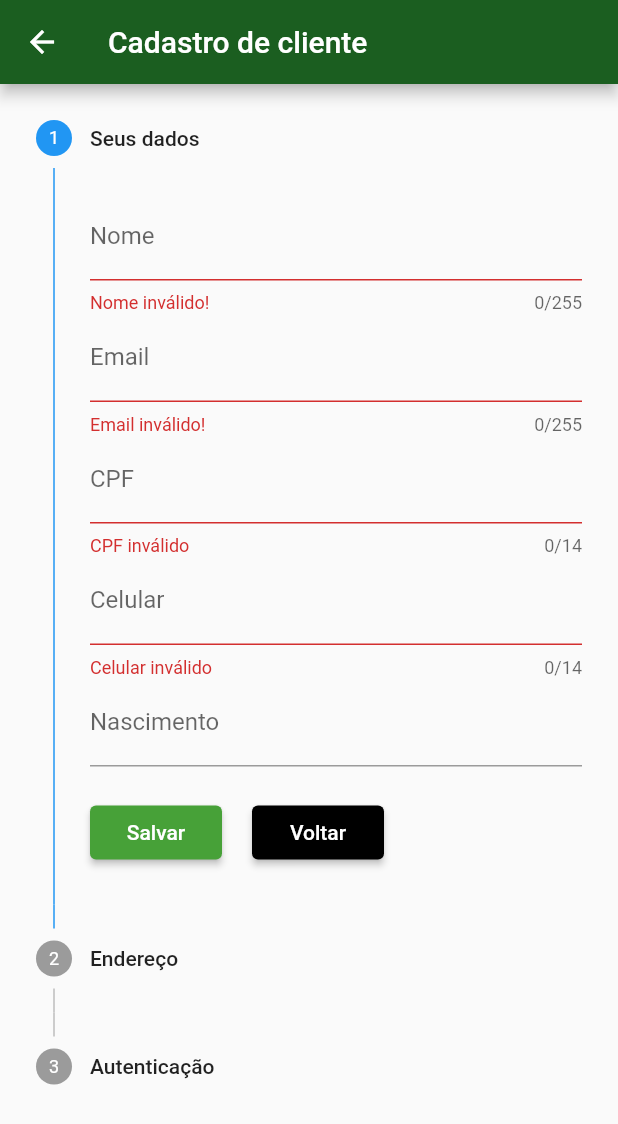
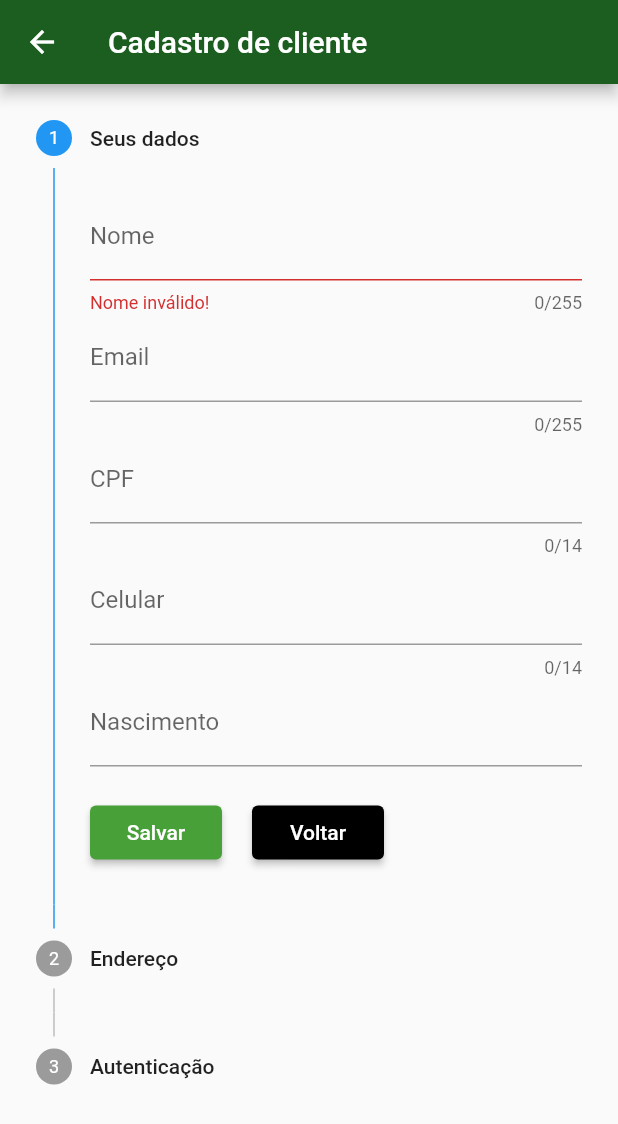
Before and after one commit to alura-cursos/alura_flutterforms, a Flutter app: the Registrar screen opened directly, after a tap on "Salvar", on a phone screen of 412 x 824 dp. Shown: the top 1124 px of the screen. Run offline on Flutter 3.47's test engine with Material 2 defaults, Android fonts, the phone set to English and light mode, and no system bars; drawn by our look-alikes of date_time_picker; our stand-ins replace brasil_fields; missing offline and left inert: flux_validator_dart.

Commit message:
Vídeo 7.2

```diff
--- a/lib/screens/autenticacao/registrar.dart
+++ b/lib/screens/autenticacao/registrar.dart
@@ -5,6 +5,7 @@ import 'package:date_time_picker/date_time_picker.dart';
 import 'package:flutter/material.dart';
 import 'package:flutter/services.dart';
 import 'package:provider/provider.dart';
+import 'package:flux_validator_dart/flux_validator_dart.dart';
 
 class Registrar extends StatelessWidget {
 
@@ -151,16 +152,7 @@ class Registrar extends StatelessWidget {
                 controller: _emailController,
                 maxLength: 255,
                 keyboardType: TextInputType.emailAddress,
-                validator: (value) {
-
-                  if(!value.contains("@") || !value.contains('.'))
-                    return 'Email inválido!';
-
-                  if(value.length < 3)
-                    return 'Email muito curto!';
-
-                  return null;
-                },
+                validator: (value) => Validator.email(value) ? 'Email inválido' : null,
               ),
 
               TextFormField(
@@ -170,13 +162,7 @@ class Registrar extends StatelessWidget {
                 controller: _cpfController,
                 maxLength: 14,
                 keyboardType: TextInputType.number,
-                validator: (value) {
-
-                  if(value.length != 14)
-                    return 'CPF inválido';
-
-                  return null;
-                },
+                validator: (value) => Validator.cpf(value) ? 'CPF inválido' : null,
                 inputFormatters: [
                   FilteringTextInputFormatter.digitsOnly,
                   CpfInputFormatter()
@@ -190,13 +176,7 @@ class Registrar extends StatelessWidget {
                 controller: _celularController,
                 maxLength: 14,
                 keyboardType: TextInputType.number,
-                validator: (value) {
-
-                  if(value.length < 11)
-                    return 'Celular inválido';
-
-                  return null;
-                },
+                validator: (value) => Validator.phone(value) ? 'Celular inválido' : null,
                 inputFormatters: [
                   FilteringTextInputFormatter.digitsOnly,
                   TelefoneInputFormatter()
@@ -237,13 +217,7 @@ class Registrar extends StatelessWidget {
                 controller: _cepController,
                 maxLength: 10,
                 keyboardType: TextInputType.number,
-                validator: (value) {
-
-                  if(value.length < 10)
-                    return 'CEP inválido';
-
-                  return null;
-                },
+                validator: (value) => Validator.cep(value) ? 'CEP inválido' : null,
                 inputFormatters: [
                   FilteringTextInputFormatter.digitsOnly,
                   CepInputFormatter()
--- a/pubspec.yaml
+++ b/pubspec.yaml
@@ -26,6 +26,7 @@ dependencies:
   provider: ^3.0.0
   brasil_fields: ^0.6.0
   date_time_picker: ^1.1.0
+  flux_validator_dart: ^1.0.3
 
 dev_dependencies:
   flutter_test:
```
Also changed, not shown: lib/screens/autenticacao/login.dart (+3 -10 lines).
